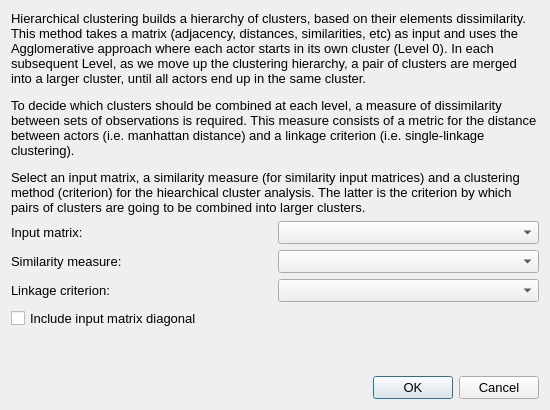
Above: src/forms/dialogclusteringhierarchical.ui from socnetv/app before the change. Below: the same form after it.
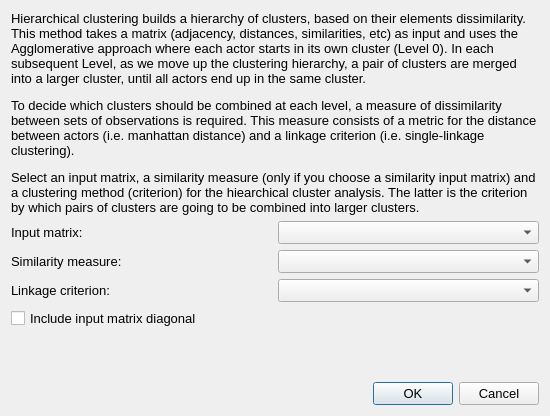
That is the form after the change.

Commit message:
New feature: all HTML reports included elapsed msecs for computations
also made q_unused various yet unused  vars

```diff
--- a/src/forms/dialogclusteringhierarchical.ui
+++ b/src/forms/dialogclusteringhierarchical.ui
@@ -10,7 +10,7 @@
     <x>0</x>
     <y>0</y>
     <width>550</width>
-    <height>410</height>
+    <height>416</height>
    </rect>
   </property>
   <property name="sizePolicy">
@@ -55,7 +55,7 @@
       </size>
      </property>
      <property name="text">
-      <string>&lt;html&gt;&lt;head/&gt;&lt;body&gt;&lt;p&gt;Hierarchical clustering builds a hierarchy of clusters, based on their elements dissimilarity. This method takes a matrix (adjacency, distances, similarities, etc) as input and uses the Agglomerative approach where each actor starts in its own cluster (Level 0). In each subsequent Level, as we move up the clustering hierarchy, a pair of clusters are merged into a larger cluster, until all actors end up in the same cluster. &lt;/p&gt;&lt;p&gt;To decide which clusters should be combined at each level, a measure of dissimilarity between sets of observations is required. This measure consists of a metric for the distance between actors (i.e. manhattan distance) and a linkage criterion (i.e. single-linkage clustering). &lt;/p&gt;&lt;p&gt;Select an input matrix, a similarity measure (for similarity input matrices) and a clustering method (criterion) for the hiearchical cluster analysis. The latter is the criterion by which pairs of clusters are going to be combined into larger clusters. &lt;/p&gt;&lt;/body&gt;&lt;/html&gt;</string>
+      <string>&lt;html&gt;&lt;head/&gt;&lt;body&gt;&lt;p&gt;Hierarchical clustering builds a hierarchy of clusters, based on their elements dissimilarity. This method takes a matrix (adjacency, distances, similarities, etc) as input and uses the Agglomerative approach where each actor starts in its own cluster (Level 0). In each subsequent Level, as we move up the clustering hierarchy, a pair of clusters are merged into a larger cluster, until all actors end up in the same cluster. &lt;/p&gt;&lt;p&gt;To decide which clusters should be combined at each level, a measure of dissimilarity between sets of observations is required. This measure consists of a metric for the distance between actors (i.e. manhattan distance) and a linkage criterion (i.e. single-linkage clustering). &lt;/p&gt;&lt;p&gt;Select an input matrix, a similarity measure (only if you choose a similarity input matrix) and a clustering method (criterion) for the hiearchical cluster analysis. The latter is the criterion by which pairs of clusters are going to be combined into larger clusters. &lt;/p&gt;&lt;/body&gt;&lt;/html&gt;</string>
      </property>
      <property name="textFormat">
       <enum>Qt::RichText</enum>
```
The commit also changes 5 other files.
